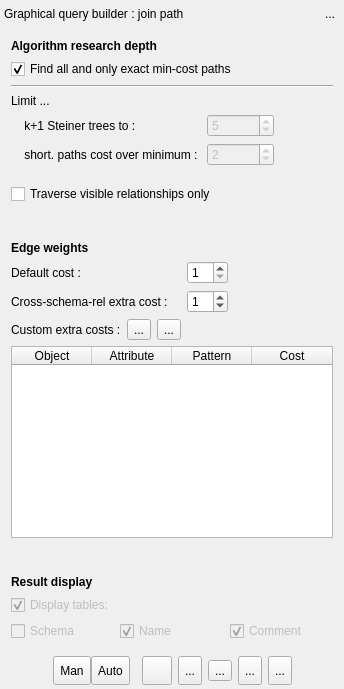
Before: the Qt Designer form graphicalquerybuilder/ui/graphicalquerybuilderpathwidget.ui in pgmodeler/plugins, drawn with Qt 5.
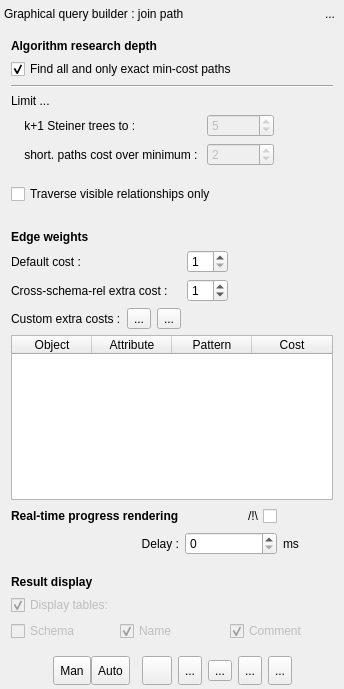
After: the same form once the commit is applied. The open tabs and pages were chosen to show the change. Icons and pictures are not drawn.

Commit message: Graphical query builder v0.9.2 A few improvements, notably a educational in-scene progress render for the solver. trUtf8 -> tr .

Patch:
```diff
--- a/graphicalquerybuilder/ui/graphicalquerybuilderpathwidget.ui
+++ b/graphicalquerybuilder/ui/graphicalquerybuilderpathwidget.ui
@@ -634,6 +634,111 @@
                </property>
               </spacer>
              </item>
+             <item>
+              <layout class="QGridLayout" name="gridLayout_8">
+               <item row="0" column="1">
+                <spacer name="horizontalSpacer_9">
+                 <property name="orientation">
+                  <enum>Qt::Horizontal</enum>
+                 </property>
+                 <property name="sizeHint" stdset="0">
+                  <size>
+                   <width>40</width>
+                   <height>20</height>
+                  </size>
+                 </property>
+                </spacer>
+               </item>
+               <item row="0" column="2">
+                <widget class="QCheckBox" name="real_time_rendering_cb">
+                 <property name="sizePolicy">
+                  <sizepolicy hsizetype="Minimum" vsizetype="Fixed">
+                   <horstretch>0</horstretch>
+                   <verstretch>0</verstretch>
+                  </sizepolicy>
+                 </property>
+                 <property name="toolTip">
+                  <string>&lt;html&gt;&lt;head/&gt;&lt;body&gt;&lt;p&gt;&lt;span style=&quot; color:#4aa5ff;&quot;&gt;This is not related to the progress report tab : it highlights tables on the graphics scene.&lt;/span&gt;&lt;/p&gt;&lt;p&gt;&lt;span style=&quot; color:#4aa5ff;&quot;&gt;This option slows &lt;/span&gt;&lt;span style=&quot; font-weight:600; color:#4aa5ff;&quot;&gt;significantly&lt;/span&gt;&lt;span style=&quot; color:#4aa5ff;&quot;&gt; the solver&lt;/span&gt;&lt;/p&gt;&lt;/body&gt;&lt;/html&gt;</string>
+                 </property>
+                 <property name="layoutDirection">
+                  <enum>Qt::RightToLeft</enum>
+                 </property>
+                 <property name="text">
+                  <string>/!\</string>
+                 </property>
+                </widget>
+               </item>
+               <item row="0" column="0">
+                <widget class="QLabel" name="real_time_rendering_lbl">
+                 <property name="text">
+                  <string>&lt;html&gt;&lt;head/&gt;&lt;body&gt;&lt;p&gt;&lt;span style=&quot; font-weight:600;&quot;&gt;Real-time progress rendering&lt;/span&gt;&lt;/p&gt;&lt;/body&gt;&lt;/html&gt;</string>
+                 </property>
+                 <property name="buddy">
+                  <cstring>real_time_rendering_cb</cstring>
+                 </property>
+                </widget>
+               </item>
+               <item row="0" column="3">
+                <spacer name="horizontalSpacer_8">
+                 <property name="orientation">
+                  <enum>Qt::Horizontal</enum>
+                 </property>
+                 <property name="sizeHint" stdset="0">
+                  <size>
+                   <width>40</width>
+                   <height>20</height>
+                  </size>
+                 </property>
+                </spacer>
+               </item>
+               <item row="1" column="0">
+                <widget class="QLabel" name="rt_render_delay_lbl">
+                 <property name="layoutDirection">
+                  <enum>Qt::LeftToRight</enum>
+                 </property>
+                 <property name="text">
+                  <string>Delay :</string>
+                 </property>
+                 <property name="alignment">
+                  <set>Qt::AlignRight|Qt::AlignTrailing|Qt::AlignVCenter</set>
+                 </property>
+                 <property name="buddy">
+                  <cstring>rt_render_delay_sb</cstring>
+                 </property>
+                </widget>
+               </item>
+               <item row="1" column="1" colspan="2">
+                <widget class="QSpinBox" name="rt_render_delay_sb">
+                 <property name="maximum">
+                  <number>3000</number>
+                 </property>
+                 <property name="singleStep">
+                  <number>100</number>
+                 </property>
+                </widget>
+               </item>
+               <item row="1" column="3">
+                <widget class="QLabel" name="rt_render_delay_unit_lbl">
+                 <property name="text">
+                  <string>ms</string>
+                 </property>
+                </widget>
+               </item>
+              </layout>
+             </item>
+             <item>
+              <spacer name="verticalSpacer_3">
+               <property name="orientation">
+                <enum>Qt::Vertical</enum>
+               </property>
+               <property name="sizeHint" stdset="0">
+                <size>
+                 <width>20</width>
+                 <height>40</height>
+                </size>
+               </property>
+              </spacer>
+             </item>
              <item>
               <widget class="QLabel" name="label_8">
                <property name="text">
```
Left out of the diff: 237 changed lines with no effect on the pictures. The commit also changes 11 other files.
